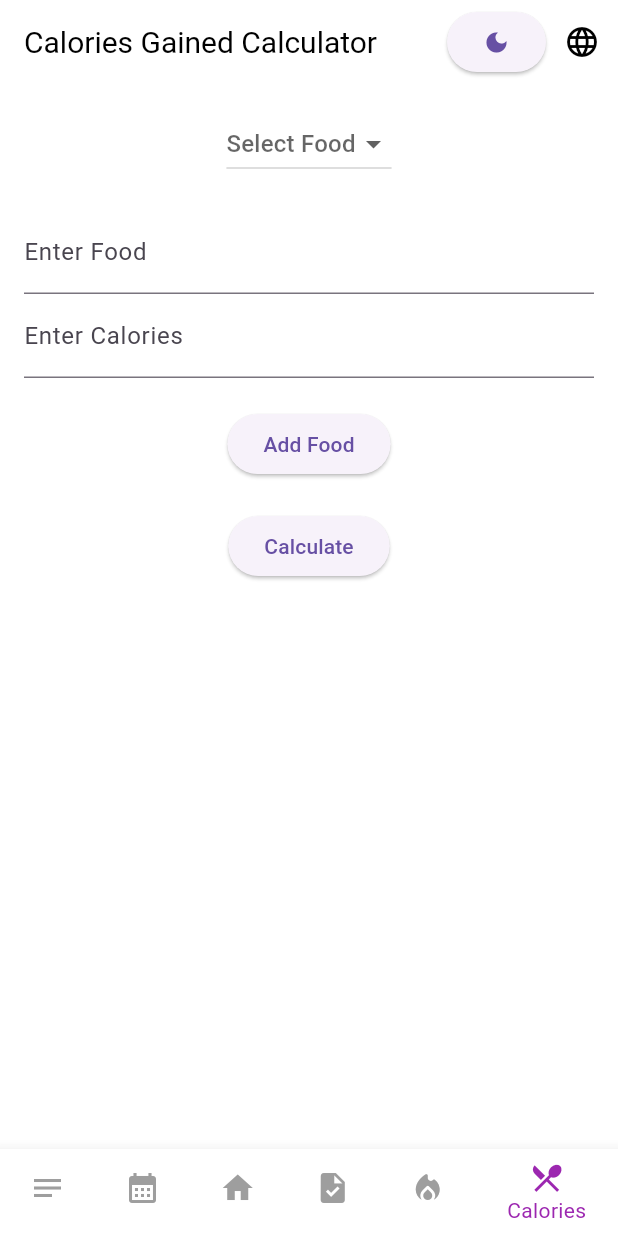
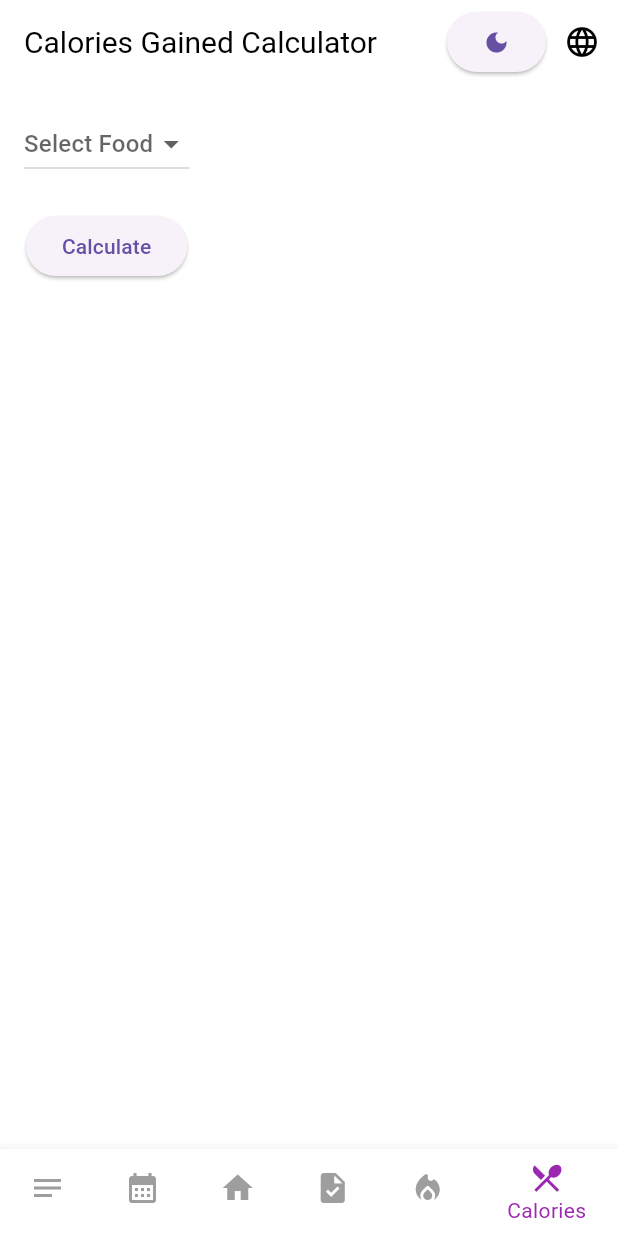
Before and after one commit to Woolfer0097/FlannerOrganization, a Flutter app: the screen it shows after launch, item 6 of the bottom bar chosen, on a phone screen of 412 x 824 dp. Run offline on Flutter 3.47's test engine with Material 3 defaults, Android fonts, the phone set to English and light mode, and no system bars; our stand-ins replace flutter_riverpod, shared_preferences, table_calendar; missing offline and left inert: dart:js_interop; generated files the repository leaves out were written again.

Commit message:
Revert "calories"
This reverts commit 6d6a71d3774b5a8784ddc522c516dac5cb342772.

```diff
--- a/lib/Pages/CalorieGainScreen.dart
+++ b/lib/Pages/CalorieGainScreen.dart
@@ -1,6 +1,8 @@
 import 'package:flutter/material.dart';
+import 'package:flutter_riverpod/flutter_riverpod.dart';
 import 'package:shared_preferences/shared_preferences.dart';
-import 'package:flutter_gen/gen_l10n/app_localizations.dart';
+import 'Theme/Theme.dart';
+import 'ButtonsComponent.dart' as Buttons;
 
 class CalorieGainScreen extends StatefulWidget {
   @override
@@ -10,26 +12,12 @@ class CalorieGainScreen extends StatefulWidget {
 class _CalorieGainScreenState extends State<CalorieGainScreen> {
   String? selectedFood;
   double caloriesGained = 0.0;
-  TextEditingController foodController = TextEditingController();
-  TextEditingController caloriesController = TextEditingController();
-
-  late AppLocalizations localizations; // Changed to non-nullable
-
-  @override
-  void didChangeDependencies() {
-    super.didChangeDependencies();
-    localizations = AppLocalizations.of(context)!; // Ensure non-null value
-  }
 
   final List<String> foods = [
     'Apple',
     'Banana',
     'Sandwich',
     'Pizza',
-    'Orange',
-    'Burger',
-    'Salad',
-    'Steak',
     // Add more foods
   ];
 
@@ -38,10 +26,6 @@ class _CalorieGainScreenState extends State<CalorieGainScreen> {
     'Banana': 89.0,
     'Sandwich': 200.0,
     'Pizza': 285.0,
-    'Orange': 47.0,
-    'Burger': 354.0,
-    'Salad': 150.0,
-    'Steak': 679.0,
     // Add more food and their calorie values
   };
 
@@ -82,12 +66,11 @@ class _CalorieGainScreenState extends State<CalorieGainScreen> {
     return Scaffold(
       body: Padding(
         padding: const EdgeInsets.all(16.0),
-        child: Builder(
-          builder: (context) => Column(
+        child: Column(
           children: [
             DropdownButton<String>(
               value: selectedFood,
-                hint: Text(localizations.select_food), // Localize hint
+              hint: Text('Select Food'),
               onChanged: (newValue) {
                 setState(() {
                   selectedFood = newValue;
@@ -100,37 +83,6 @@ class _CalorieGainScreenState extends State<CalorieGainScreen> {
                   value: food,
                 );
               }).toList(),
-              ),
-              SizedBox(height: 20),
-              TextField(
-                controller: foodController,
-                decoration: InputDecoration(
-                  labelText: localizations.enter_food, // Localize label
-                ),
-              ),
-              TextField(
-                controller: caloriesController,
-                decoration: InputDecoration(
-                  labelText: localizations.enter_calories, // Localize label
-                ),
-              ),
-              SizedBox(height: 20),
-              ElevatedButton(
-                onPressed: () {
-                  setState(() {
-                    String food = foodController.text;
-                    double calories = double.parse(caloriesController.text);
-                    if (!foods.contains(food)) {
-                      foods.add(food);
-                    }
-                    foodCalories[food] = calories;
-                    selectedFood = food;
-                    caloriesGained = calories;
-                  });
-                  foodController.clear();
-                  caloriesController.clear();
-                },
-                child: Text(localizations.add_food), // Localize button text
             ),
             SizedBox(height: 20),
             ElevatedButton(
@@ -147,17 +99,17 @@ class _CalorieGainScreenState extends State<CalorieGainScreen> {
                   context: context,
                   builder: (context) => AlertDialog(
                     content: Text(
-                        '${localizations.calories}: ${caloriesGained.toStringAsFixed(2)}\n'
-                        '${localizations.total_calories_burned}: ${totalCaloriesGainedToday.toStringAsFixed(2)}\n'
-                        '${localizations.new_total_calories}: ${newTotalCalories.toStringAsFixed(2)}',
+                      'Calories Gained: ${caloriesGained.toStringAsFixed(2)}\n'
+                          'Total Calories Gained Today: ${totalCaloriesGainedToday.toStringAsFixed(2)}\n'
+                          'Total Calories Burned Today: ${totalCaloriesBurnedToday.toStringAsFixed(2)}\n'
+                          'New Total Calories: ${newTotalCalories.toStringAsFixed(2)}',
                     ),
                   ),
                 );
               },
-                child: Text(localizations.calculate), // Localize button text
+              child: Text('Calculate'),
             ),
           ],
-          ),
         ),
       ),
     );
--- a/lib/Pages/MainScreen.dart
+++ b/lib/Pages/MainScreen.dart
@@ -203,7 +203,8 @@ class MainScreen extends ConsumerWidget {
             onTap: (index) => ref.read(bottomNavIndexProvider.notifier).setIndex(index),
             items: [
               BottomNavigationBarItem(icon: Icon(Icons.notes), label: AppLocalizations.of(context)!.notes),
-              BottomNavigationBarItem(icon: Icon(Icons.calendar_month), label: AppLocalizations.of(context)!.calendar),
+              BottomNavigationBarItem(
+                  icon: Icon(Icons.calendar_month), label: AppLocalizations.of(context)!.calendar),
               BottomNavigationBarItem(icon: Icon(Icons.home), label: AppLocalizations.of(context)!.home),
               BottomNavigationBarItem(icon: Icon(Icons.task), label: AppLocalizations.of(context)!.tasks),
               BottomNavigationBarItem(
--- a/lib/l10n/app_en.arb
+++ b/lib/l10n/app_en.arb
@@ -15,7 +15,6 @@
     "calories": "Calories",
     "calories_burned": "Calories Burned",
     "total_calories_burned": "Total Calories Burned",
-    "new_total_calories": "New Total Calories",
     "calculate": "Calculate",
     "select_workout": "Select Workout",
     "select_intensity": "Select Intensity",
@@ -103,9 +102,5 @@
     "complete": "Complete",
     "select_tasks": "Select Tasks",
     "calories_gained_calculator": "Calories Gained Calculator",
-    "calories": "Calories",
-    "select_food": "Select Food",
-    "enter_food": "Enter Food",
-    "enter_calories": "Enter Calories",
-    "add_food": "Add Food"
+    "calories": "Calories"
 }
```
Also changed, not shown: lib/l10n/app_ru.arb (+57 -62 lines). Lines whose indentation alone changed are shown as unchanged.
